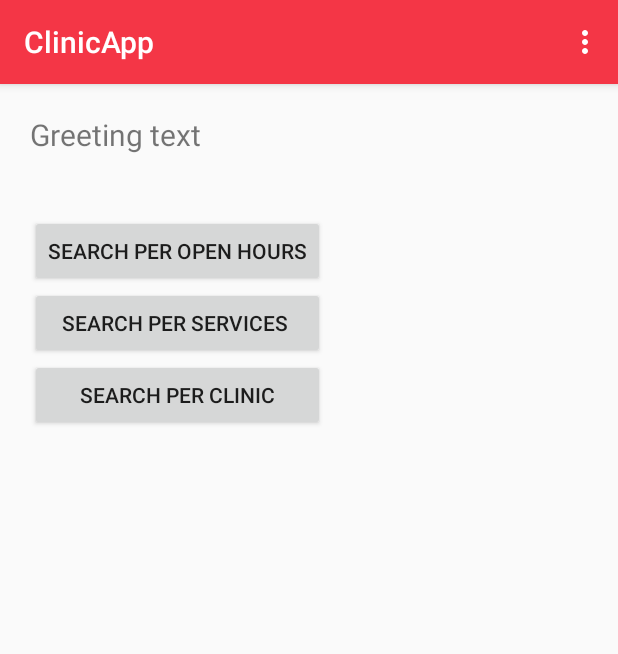
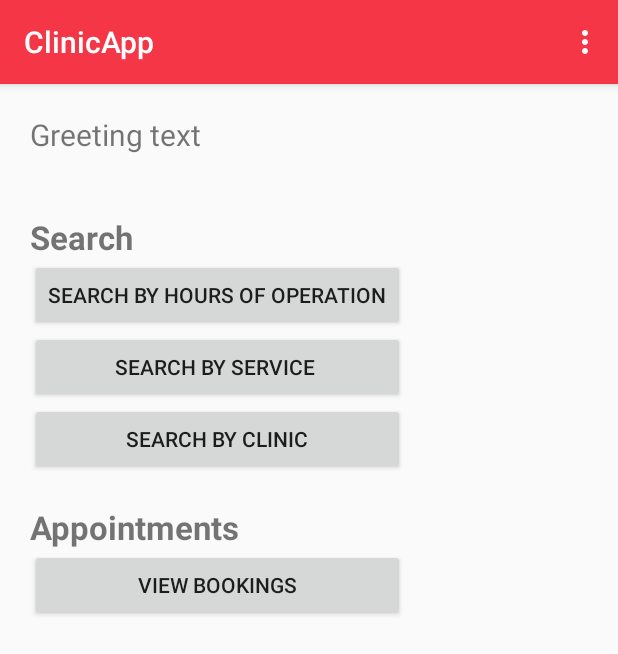
Before and after one commit to SEG2105-uottawa/seg2505-projet-a19-21, an Android app: the SearchActivity screen opened directly, with no data from a screen before it, on a phone screen of 412 x 824 dp. Shown: the top 654 px of the screen. Run offline under Robolectric (Android 15) with nearby library versions, the phone set to English and light mode, and no system bars; our stand-ins replace Firebase (no records; nobody signed in at launch, a user with empty details on screens opened directly); 1 statement that could not run was skipped.

Commit message:
appointments for patient

```diff
--- a/ClinicApp/app/src/main/java/com/a19_21/clinicapp/controller/clinicSeachActivity.java
+++ b/ClinicApp/app/src/main/java/com/a19_21/clinicapp/controller/ClinicSearchActivity.java
@@ -1,4 +1,5 @@
 package com.a19_21.clinicapp.controller;
 
-class clinicSeachActivity {
+class ClinicSearchActivity {
+
 }
--- a/ClinicApp/app/src/main/java/com/a19_21/clinicapp/controller/SearchActivity.java
+++ b/ClinicApp/app/src/main/java/com/a19_21/clinicapp/controller/SearchActivity.java
@@ -90,7 +90,7 @@ public class SearchActivity extends AppCompatActivity {
         clinicsearchbtn.setOnClickListener(new View.OnClickListener() {
             @Override
             public void onClick(View v) {
-                Intent clinicSearch = new Intent(SearchActivity.this,clinicSeachActivity.class);
+                Intent clinicSearch = new Intent(SearchActivity.this, ClinicSearchActivity.class);
                 startActivity(clinicSearch);
             }
         });
@@ -106,7 +106,7 @@ public class SearchActivity extends AppCompatActivity {
         timesearchbtn.setOnClickListener(new View.OnClickListener() {
             @Override
             public void onClick(View v) {
-                Intent timeSearch = new Intent(SearchActivity.this, TimeSeachActivity.class);
+                Intent timeSearch = new Intent(SearchActivity.this, TimeSearchActivity.class);
                 startActivity(timeSearch);
             }
         });
--- a/ClinicApp/app/src/main/java/com/a19_21/clinicapp/controller/TimeSeachActivity.java
+++ b/ClinicApp/app/src/main/java/com/a19_21/clinicapp/controller/TimeSearchActivity.java
@@ -14,7 +14,7 @@ import com.google.firebase.database.DatabaseReference;
 
 import java.util.List;
 
-class TimeSeachActivity extends AppCompatActivity {
+class TimeSearchActivity extends AppCompatActivity {
 
     private DatabaseReference databaseHours;
     private ListView openClinicListView;
--- a/ClinicApp/app/src/main/java/com/a19_21/clinicapp/model/ClinicHours.java
+++ b/ClinicApp/app/src/main/java/com/a19_21/clinicapp/model/ClinicHours.java
@@ -21,7 +21,7 @@ public class ClinicHours {
         this.endTime = endTime;
     }
 
-    public ArrayList<String> getStratTime(){
+    public ArrayList<String> getStartTime(){
         return this.startTime;
     }
 
@@ -38,7 +38,7 @@ public class ClinicHours {
     }
 
     public boolean isOpen(int day){
-        if(this.getStratTime().get(day).equals("--")){
+        if(this.getStartTime().get(day).equals("--")){
             return false;
         }
         return true;
--- a/ClinicApp/app/src/main/res/layout/activity_search.xml
+++ b/ClinicApp/app/src/main/res/layout/activity_search.xml
@@ -27,6 +27,18 @@
         <TableRow
             android:layout_width="389dp"
             android:layout_height="158dp" />
+        <TableRow
+            android:layout_width="match_parent"
+            android:layout_height="200dp">
+
+            <TextView
+                android:id="@+id/activity_search_search_txt"
+                android:layout_width="match_parent"
+                android:layout_height="wrap_content"
+                android:textSize="22dp"
+                android:textStyle="bold"
+                android:text="Search" />
+        </TableRow>
 
         <TableRow
             android:layout_width="match_parent"
@@ -36,7 +48,7 @@
                 android:id="@+id/timesearchbtn"
                 android:layout_width="wrap_content"
                 android:layout_height="wrap_content"
-                android:text="Search per open hours" />
+                android:text="Search by hours of operation" />
         </TableRow>
 
         <TableRow
@@ -47,7 +59,7 @@
                 android:id="@+id/servicesearchbtn"
                 android:layout_width="wrap_content"
                 android:layout_height="wrap_content"
-                android:text="Search per services " />
+                android:text="Search by service " />
         </TableRow>
 
         <TableRow
@@ -58,7 +70,34 @@
                 android:id="@+id/clinicsearchbtn"
                 android:layout_width="wrap_content"
                 android:layout_height="wrap_content"
-                android:text="search per clinic" />
+                android:text="search by clinic" />
+        </TableRow>
+        <TableRow
+            android:layout_width="match_parent"
+            android:layout_height="200dp">
+
+        </TableRow>
+        <TableRow
+            android:layout_width="match_parent"
+            android:layout_height="200dp">
+            <LinearLayout
+                android:layout_width="match_parent"
+                android:layout_height="wrap_content"
+                android:orientation="vertical"
+                android:layout_marginVertical="20dp">
+            <TextView
+                android:id="@+id/activity_search_appointments_txt"
+                android:layout_width="match_parent"
+                android:layout_height="wrap_content"
+                android:textSize="22dp"
+                android:textStyle="bold"
+                android:text="Appointments" />
+                <Button
+                    android:id="@+id/appointviewbtn"
+                    android:layout_width="match_parent"
+                    android:layout_height="wrap_content"
+                    android:text="view bookings" />
+            </LinearLayout>
         </TableRow>
 
     </TableLayout>
--- /dev/null
+++ b/ClinicApp/app/src/main/res/layout/list_appointments.xml
@@ -0,0 +1,6 @@
+<?xml version="1.0" encoding="utf-8"?>
+<LinearLayout xmlns:android="http://schemas.android.com/apk/res/android"
+    android:orientation="vertical" android:layout_width="match_parent"
+    android:layout_height="match_parent">
+
+</LinearLayout>
```
